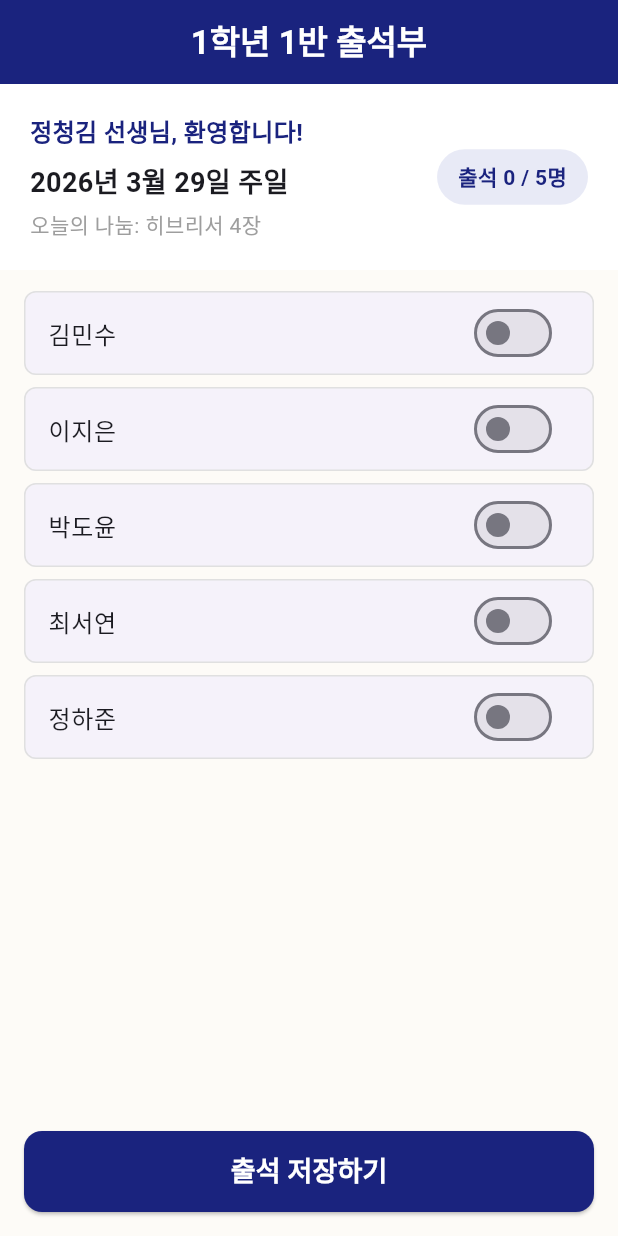
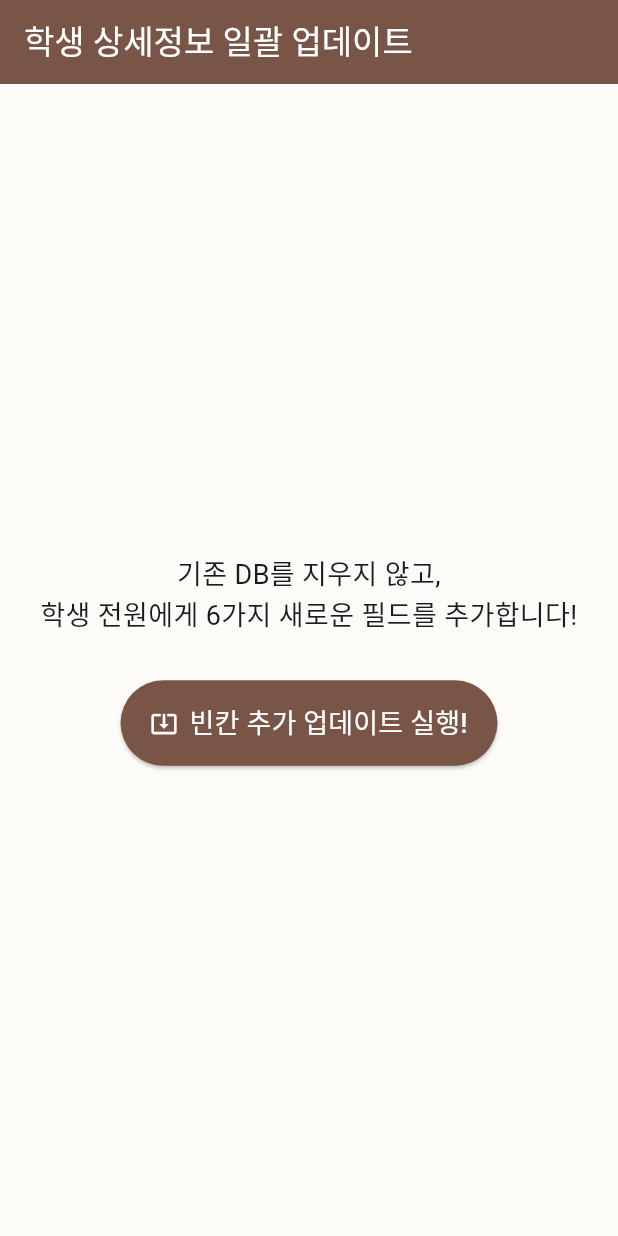
Before and after one commit to plusmans/church_attendance, a Flutter app: the AttendanceScreen screen opened directly, on a phone screen of 412 x 824 dp. Run offline on Flutter 3.47's test engine with Material 3 defaults, Android fonts, the phone set to English and light mode, and no system bars; our stand-ins replace cloud_firestore, firebase_auth, firebase_core; accounts and stored records are empty.

```diff
--- a/lib/main.dart
+++ b/lib/main.dart
@@ -1,6 +1,12 @@
 import 'package:flutter/material.dart';
+import 'package:firebase_core/firebase_core.dart';
+import 'package:firebase_auth/firebase_auth.dart'; // [추가됨] 자물쇠 도구 꺼내기
+import 'firebase_options.dart';
+import 'package:cloud_firestore/cloud_firestore.dart';
 
-void main() {
+void main() async {
+  WidgetsFlutterBinding.ensureInitialized();
+  await Firebase.initializeApp(options: DefaultFirebaseOptions.currentPlatform);
   runApp(const SungmoonApp());
 }
 
@@ -13,18 +19,17 @@ class SungmoonApp extends StatelessWidget {
       debugShowCheckedModeBanner: false,
       title: '부천성문교회 중등부',
       theme: ThemeData(
-        // [디자인 1] 성문교회 느낌의 네이비 블루 메인 컬러 지정
         primaryColor: const Color(0xFF1A237E),
-        scaffoldBackgroundColor: const Color(0xFFFDFBF7), // 따뜻한 베이지/화이트 톤 배경
+        scaffoldBackgroundColor: const Color(0xFFFDFBF7),
         colorScheme: ColorScheme.fromSeed(seedColor: const Color(0xFF1A237E)),
       ),
-      home: const LoginScreen(), // 앱을 켜면 가장 먼저 띄울 화면을 '로그인 화면'으로 설정
+      home: const LoginScreen(),
     );
   }
 }
 
 // ==========================================
-// [1] 로그인 화면 UI
+// [1] 로그인 화면 UI (진짜 로그인 기능 탑재)
 // ==========================================
 class LoginScreen extends StatefulWidget {
   const LoginScreen({super.key});
@@ -37,6 +42,45 @@ class _LoginScreenState extends State<LoginScreen> {
   final TextEditingController _idController = TextEditingController();
   final TextEditingController _pwController = TextEditingController();
 
+  // [추가됨] 진짜 로그인을 시도하는 마법의 함수
+  Future<void> _tryLogin() async {
+    // 1. 사용자가 입력한 번호 가져오기 (양쪽 공백 제거)
+    String inputPhone = _idController.text.trim();
+    String inputPassword = _pwController.text.trim();
+
+    // 2. 입력값이 비어있는지 확인
+    if (inputPhone.isEmpty || inputPassword.isEmpty) {
+      ScaffoldMessenger.of(context).showSnackBar(
+        const SnackBar(content: Text('아이디(전화번호)와 비밀번호를 모두 입력해주세요.')),
+      );
+      return;
+    }
+
+    // 3. 선생님의 아이디어 적용! 뒤에 자동으로 @sungmoon.com 붙여주기
+    String finalEmail = "$inputPhone@sungmoon.com";
+
+    try {
+      // 4. 파이어베이스 서버에 문 열어달라고 요청하기!
+      await FirebaseAuth.instance.signInWithEmailAndPassword(
+        email: finalEmail,
+        password: inputPassword,
+      );
+
+      // 5. 성공하면 출석부 화면으로 넘어가기
+      if (mounted) {
+        Navigator.pushReplacement(
+          context,
+          MaterialPageRoute(builder: (context) => const AttendanceScreen()),
+        );
+      }
+    } on FirebaseAuthException catch (e) {
+      // 6. 비밀번호가 틀렸거나 없는 아이디일 때 에러 메시지 띄우기
+      ScaffoldMessenger.of(
+        context,
+      ).showSnackBar(const SnackBar(content: Text('아이디 또는 비밀번호가 일치하지 않습니다.')));
+    }
+  }
+
   @override
   Widget build(BuildContext context) {
     return Scaffold(
@@ -47,12 +91,7 @@ class _LoginScreenState extends State<LoginScreen> {
             mainAxisAlignment: MainAxisAlignment.center,
             crossAxisAlignment: CrossAxisAlignment.stretch,
             children: [
-              // [디자인 2] 로고 및 타이틀 영역
-              const Icon(
-                Icons.church, // 교회 느낌의 십자가/건물 아이콘
-                size: 80,
-                color: Color(0xFF1A237E),
-              ),
+              const Icon(Icons.church, size: 80, color: Color(0xFF1A237E)),
               const SizedBox(height: 16),
               const Text(
                 '부천성문교회\n중등부 사역 관리',
@@ -65,11 +104,13 @@ class _LoginScreenState extends State<LoginScreen> {
               ),
               const SizedBox(height: 48),
 
-              // 아이디 입력칸
+              // 아이디(전화번호) 입력칸
               TextField(
                 controller: _idController,
+                keyboardType: TextInputType.number, // 숫자 키패드만 나오게 설정
                 decoration: InputDecoration(
-                  labelText: '아이디 (사전 발급)',
+                  labelText: '아이디 (전화번호 숫자만)',
+                  hintText: '예: 01011112222',
                   border: OutlineInputBorder(
                     borderRadius: BorderRadius.circular(8),
                   ),
@@ -81,7 +122,7 @@ class _LoginScreenState extends State<LoginScreen> {
               // 비밀번호 입력칸
               TextField(
                 controller: _pwController,
-                obscureText: true, // 비밀번호 동그라미로 숨김 처리
+                obscureText: true,
                 decoration: InputDecoration(
                   labelText: '비밀번호',
                   border: OutlineInputBorder(
@@ -92,19 +133,10 @@ class _LoginScreenState extends State<LoginScreen> {
               ),
               const SizedBox(height: 32),
 
-              // [디자인 3] 로그인 버튼 (누르면 출석부로 이동)
               ElevatedButton(
-                onPressed: () {
-                  // 화면 이동 마법의 코드! 현재 화면을 닫고 출석부 화면을 엽니다.
-                  Navigator.pushReplacement(
-                    context,
-                    MaterialPageRoute(
-                      builder: (context) => const AttendanceScreen(),
-                    ),
-                  );
-                },
+                onPressed: _tryLogin, // 버튼을 누르면 위에서 만든 로그인 함수 실행!
                 style: ElevatedButton.styleFrom(
-                  backgroundColor: const Color(0xFF1A237E), // 네이비 색상
+                  backgroundColor: const Color(0xFF1A237E),
                   padding: const EdgeInsets.symmetric(vertical: 16),
                   shape: RoundedRectangleBorder(
                     borderRadius: BorderRadius.circular(8),
@@ -128,7 +160,7 @@ class _LoginScreenState extends State<LoginScreen> {
 }
 
 // ==========================================
-// [2] 출석부 화면 UI (아까 만든 코드에 디자인만 네이비로 입힘)
+// [2] 출석부 화면 UI (진짜 Firestore 연동 완성본!)
 // ==========================================
 class AttendanceScreen extends StatefulWidget {
   const AttendanceScreen({super.key});
@@ -138,152 +170,167 @@ class AttendanceScreen extends StatefulWidget {
 }
 
 class _AttendanceScreenState extends State<AttendanceScreen> {
-  final List<String> students = ['김민수', '이지은', '박도윤', '최서연', '정하준'];
-  final Map<String, bool> attendanceStatus = {};
+  // [1] 엑셀에서 추출한 새친구 상세 정보 매칭 사전!
+  final Map<String, Map<String, dynamic>> newFriendsExtraInfo = {
+    '이지훈': {
+      'school': '삼산중',
+      'address': '인천부평 후정도로 12 벽산블루밍',
+      'parentName': '모(이지연)',
+      'parentPhone': '010-5261-7191',
+      'notes': '이서유(중3) 동생, 할머니댁(상동)에 올때만 교회출석',
+    },
+    '이혜율': {
+      'school': '부인중',
+      'address': '부천 상동',
+      'parentName': '모',
+      'parentPhone': '010-9190-3752',
+      'notes': '전하율 학교친구',
+    },
+    '이소율': {
+      'school': '상일중',
+      'address': '',
+      'parentName': '',
+      'parentPhone': '',
+      'notes': '',
+    },
+    '이윤서': {
+      'school': '상도중',
+      'address': '사랑마을',
+      'parentName': '모',
+      'parentPhone': '010-3136-1567',
+      'notes': '사촌형제. 교회경험 없으나 자진해서 나옴',
+    },
+    '임현후': {
+      'school': '상일중',
+      'address': '소향로18',
+      'parentName': '모(홍지원)',
+      'parentPhone': '010-6366-7912',
+      'notes': '부모님 중동교회 다니심, 둘이 친구. 함께 교회 나옴',
+    },
+    '오건': {
+      'school': '상일중',
+      'address': '한양수자인',
+      'parentName': '모(김정임)',
+      'parentPhone': '010-2732-6774',
+      'notes': '부모님 성문교회 다니심',
+    },
+    '길나현': {
+      'school': '부천여중',
+      'address': '중동로19 래미안어반비스타',
+      'parentName': '모',
+      'parentPhone': '010-9367-5619',
+      'notes': '',
+    },
+    '신연호': {
+      'school': '상동중',
+      'address': '세종그랑시아 2016-108',
+      'parentName': '모(이문선)',
+      'parentPhone': '010-8555-3221',
+      'notes': '',
+    },
+    '김예나': {
+      'school': '부천여중',
+      'address': '심곡본동',
+      'parentName': '모',
+      'parentPhone': '010-6426-6828',
+      'notes': '부모님 안양(개척)교회 다니심. 지현이 따라 교회옴',
+    },
+    '최가온': {
+      'school': '상도중',
+      'address': '',
+      'parentName': '',
+      'parentPhone': '',
+      'notes': '박수빈 교사 사촌동생',
+    },
+  };
 
-  @override
-  void initState() {
-    super.initState();
-    for (var student in students) {
-      attendanceStatus[student] = false;
+  // [2] 전체 학생에게 6개의 새로운 필드를 일괄 추가하는 일괄 처리(Batch) 함수
+  Future<void> _updateAllStudentsWithNewFields() async {
+    try {
+      var db = FirebaseFirestore.instance;
+
+      // 1. 서버에 있는 학생 명단을 일단 싹 다 가져옵니다.
+      var snapshot = await db.collection('students').get();
+
+      // 2. 한 번에 포장해서 보낼 '택배 상자(batch)' 준비
+      var batch = db.batch();
+      int updateCount = 0;
+
+      // 3. 학생 1명씩 꺼내서 빈칸을 달아줍니다.
+      for (var doc in snapshot.docs) {
+        String studentName = doc.data()['name'] ?? '';
+
+        // 새친구 정보 사전에 이름이 있으면 그 데이터를, 없으면 다 빈칸으로!
+        var extraInfo = newFriendsExtraInfo[studentName];
+
+        // update()를 쓰면 기존 데이터(이름, 학년, 셀 등)는 그대로 두고 추가만 합니다.
+        batch.update(doc.reference, {
+          'address': extraInfo?['address'] ?? '', // 집주소
+          'parentName': extraInfo?['parentName'] ?? '', // 학부모이름
+          'parentPhone': extraInfo?['parentPhone'] ?? '', // 학부모 연락처
+          'school': extraInfo?['school'] ?? '', // 학교
+          'isBaptized': false, // 세례유무 (기본값: X)
+          'notes': extraInfo?['notes'] ?? '', // 특이사항
+        });
+
+        updateCount++;
+      }
+
+      // 4. 상자 통째로 전송! (0.1초 컷)
+      await batch.commit();
+
+      if (mounted) {
+        ScaffoldMessenger.of(context).showSnackBar(
+          SnackBar(
+            content: Text('🎉 완벽합니다! 학생 $updateCount명에게 6개 항목 일괄 추가 완료!'),
+          ),
+        );
+      }
+    } catch (e) {
+      if (mounted) {
+        ScaffoldMessenger.of(
+          context,
+        ).showSnackBar(SnackBar(content: Text('업데이트 에러: $e')));
+      }
     }
   }
 
   @override
   Widget build(BuildContext context) {
-    int presentCount = attendanceStatus.values.where((status) => status).length;
-
     return Scaffold(
       appBar: AppBar(
         title: const Text(
-          '1학년 1반 출석부',
-          style: TextStyle(fontWeight: FontWeight.bold, color: Colors.white),
+          '학생 상세정보 일괄 업데이트',
+          style: TextStyle(color: Colors.white),
         ),
-        centerTitle: true,
-        backgroundColor: const Color(0xFF1A237E), // 네이비 상단바
-        elevation: 0,
+        backgroundColor: Colors.brown,
       ),
-      body: Column(
-        children: [
-          Container(
-            padding: const EdgeInsets.all(20.0),
-            color: Colors.white,
-            child: Row(
-              mainAxisAlignment: MainAxisAlignment.spaceBetween,
-              children: [
-                const Column(
-                  crossAxisAlignment: CrossAxisAlignment.start,
-                  children: [
-                    Text(
-                      '정청김 선생님, 환영합니다!',
-                      style: TextStyle(
-                        fontSize: 16,
-                        color: Color(0xFF1A237E),
-                        fontWeight: FontWeight.w600,
-                      ),
-                    ),
-                    SizedBox(height: 8),
-                    Text(
-                      '2026년 3월 29일 주일',
-                      style: TextStyle(
-                        fontSize: 18,
-                        fontWeight: FontWeight.bold,
-                      ),
-                    ),
-                    SizedBox(height: 4),
-                    Text(
-                      '오늘의 나눔: 히브리서 4장',
-                      style: TextStyle(fontSize: 14, color: Colors.grey),
-                    ),
-                  ],
+      body: Center(
+        child: Column(
+          mainAxisAlignment: MainAxisAlignment.center,
+          children: [
+            const Text(
+              '기존 DB를 지우지 않고,\n학생 전원에게 6가지 새로운 필드를 추가합니다!',
+              textAlign: TextAlign.center,
+              style: TextStyle(fontSize: 18),
+            ),
+            const SizedBox(height: 30),
+            ElevatedButton.icon(
+              onPressed: _updateAllStudentsWithNewFields,
+              icon: const Icon(Icons.system_update_alt, color: Colors.white),
+              label: const Text(
+                '빈칸 추가 업데이트 실행!',
+                style: TextStyle(fontSize: 18, color: Colors.white),
+              ),
+              style: ElevatedButton.styleFrom(
+                backgroundColor: Colors.brown,
+                padding: const EdgeInsets.symmetric(
+                  horizontal: 20,
+                  vertical: 15,
                 ),
-                Container(
-                  padding: const EdgeInsets.symmetric(
-                    horizontal: 14,
-                    vertical: 8,
-                  ),
-                  decoration: BoxDecoration(
-                    color: const Color(0xFFE8EAF6),
-                    borderRadius: BorderRadius.circular(20),
-                  ),
-                  child: Text(
-                    '출석 $presentCount / ${students.length}명',
-                    style: const TextStyle(
-                      color: Color(0xFF1A237E),
-                      fontWeight: FontWeight.bold,
-                    ),
-                  ),
-                ),
-              ],
-            ),
-          ),
-          const SizedBox(height: 10),
-          Expanded(
-            child: ListView.builder(
-              itemCount: students.length,
-              itemBuilder: (context, index) {
-                String studentName = students[index];
-                bool isPresent = attendanceStatus[studentName]!;
-
-                return Card(
-                  margin: const EdgeInsets.symmetric(
-                    horizontal: 16,
-                    vertical: 4,
-                  ),
-                  elevation: 0,
-                  shape: RoundedRectangleBorder(
-                    side: BorderSide(color: Colors.grey.shade300, width: 1),
-                    borderRadius: BorderRadius.circular(8),
-                  ),
-                  child: ListTile(
-                    title: Text(
-                      studentName,
-                      style: const TextStyle(
-                        fontSize: 16,
-                        fontWeight: FontWeight.w500,
-                      ),
-                    ),
-                    trailing: Switch(
-                      value: isPresent,
-                      activeColor: const Color(0xFF4CAF50), // 초록색 포인트 컬러
-                      onChanged: (value) {
-                        setState(() {
-                          attendanceStatus[studentName] = value;
-                        });
-                      },
-                    ),
-                  ),
-                );
-              },
-            ),
-          ),
-        ],
-      ),
-      bottomNavigationBar: SafeArea(
-        child: Padding(
-          padding: const EdgeInsets.all(16.0),
-          child: ElevatedButton(
-            onPressed: () {
-              ScaffoldMessenger.of(context).showSnackBar(
-                const SnackBar(content: Text('출석 데이터가 임시 저장되었습니다!')),
-              );
-            },
-            style: ElevatedButton.styleFrom(
-              minimumSize: const Size(double.infinity, 54),
-              backgroundColor: const Color(0xFF1A237E),
-              shape: RoundedRectangleBorder(
-                borderRadius: BorderRadius.circular(12),
               ),
             ),
-            child: const Text(
-              '출석 저장하기',
-              style: TextStyle(
-                fontSize: 18,
-                fontWeight: FontWeight.bold,
-                color: Colors.white,
-              ),
-            ),
-          ),
+          ],
         ),
       ),
     );
--- a/pubspec.yaml
+++ b/pubspec.yaml
@@ -34,6 +34,9 @@ dependencies:
   # The following adds the Cupertino Icons font to your application.
   # Use with the CupertinoIcons class for iOS style icons.
   cupertino_icons: ^1.0.8
+  firebase_core: ^4.6.0
+  firebase_auth: ^6.3.0
+  cloud_firestore: ^6.2.0
 
 dev_dependencies:
   flutter_test:
```
Also changed, not shown: pubspec.lock, 1 other file.
